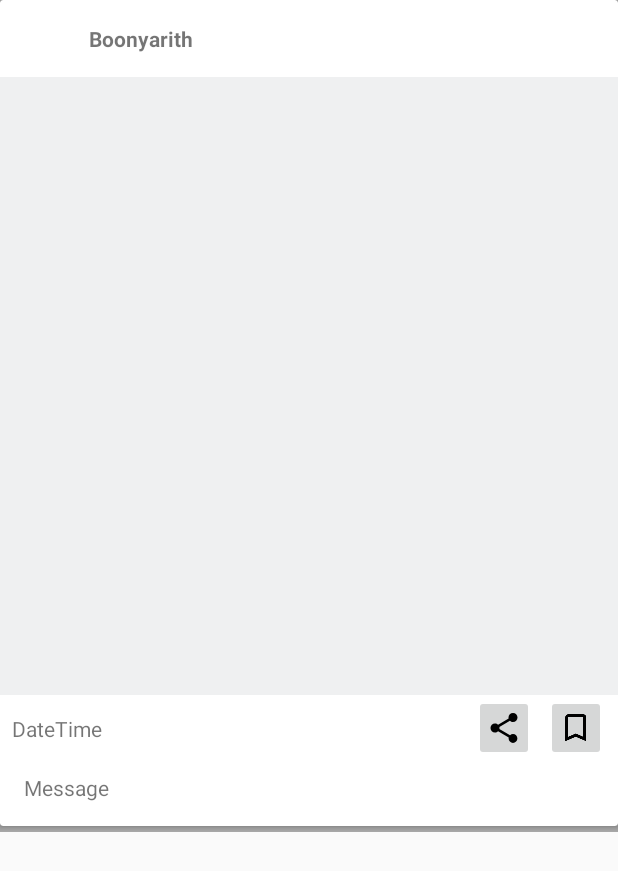
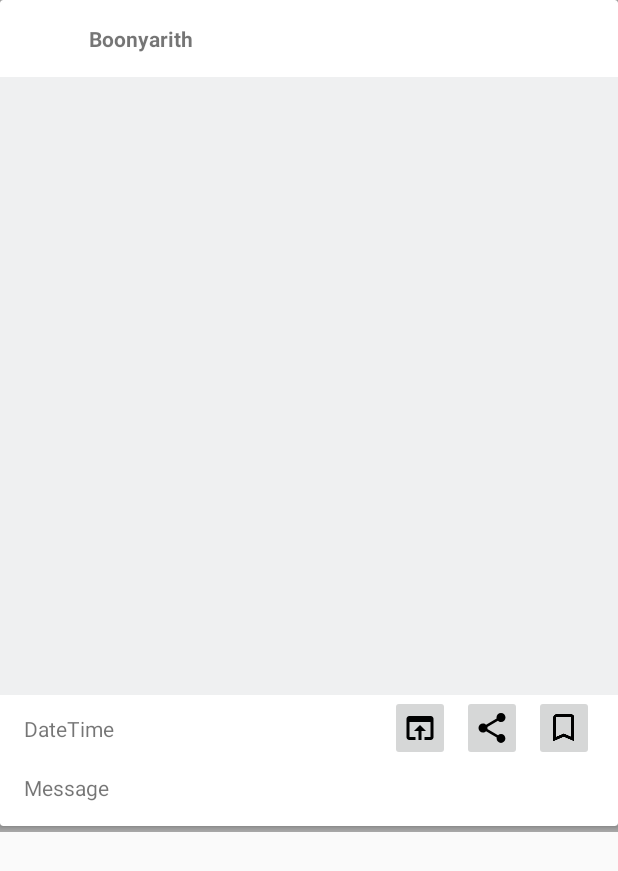
Before and after one commit to chin8628/final_project_android, an Android app: the layout facebook_layout.xml on its own in the app's theme, with its tools: preview values and no code run, on a phone screen of 412 x 824 dp. Shown: the top 871 px of the screen. Run offline under Robolectric (Android 15) with nearby library versions, the phone set to English and light mode, and no system bars.

Commit message:
Added go to browser button

```diff
--- a/app/src/main/res/layout/facebook_layout.xml
+++ b/app/src/main/res/layout/facebook_layout.xml
@@ -86,7 +86,7 @@
                     android:id="@+id/bookmark"
                     android:layout_width="wrap_content"
                     android:layout_height="0dp"
-                    android:layout_marginEnd="8dp"
+                    android:layout_marginEnd="16dp"
                     android:paddingLeft="8dp"
                     android:paddingRight="8dp"
                     app:layout_constraintBottom_toBottomOf="parent"
@@ -111,12 +111,24 @@
                     android:layout_width="wrap_content"
                     android:layout_height="wrap_content"
                     android:layout_marginBottom="8dp"
-                    android:layout_marginStart="8dp"
+                    android:layout_marginStart="16dp"
                     android:layout_marginTop="8dp"
                     app:layout_constraintBottom_toBottomOf="parent"
                     app:layout_constraintStart_toStartOf="parent"
                     app:layout_constraintTop_toTopOf="parent"
                     tools:text="DateTime" />
+
+                <ImageButton
+                    android:id="@+id/imageButton"
+                    android:layout_width="wrap_content"
+                    android:layout_height="wrap_content"
+                    android:layout_marginEnd="8dp"
+                    android:paddingLeft="8dp"
+                    android:paddingRight="8dp"
+                    app:layout_constraintBottom_toBottomOf="parent"
+                    app:layout_constraintEnd_toStartOf="@+id/imageButton2"
+                    app:layout_constraintTop_toTopOf="parent"
+                    app:srcCompat="@mipmap/ic_open_in_browser_black_24dp" />
             </android.support.constraint.ConstraintLayout>
 
             <TextView
```
Also changed, not shown: app/src/main/res/mipmap-hdpi/ic_open_in_browser_black_24dp.png (added), app/src/main/res/mipmap-mdpi/ic_open_in_browser_black_24dp.png (added), app/src/main/res/mipmap-xhdpi/ic_open_in_browser_black_24dp.png (added), app/src/main/res/mipmap-xxhdpi/ic_open_in_browser_black_24dp.png (added), app/src/main/res/mipmap-xxxhdpi/ic_open_in_browser_black_24dp.png (added).
